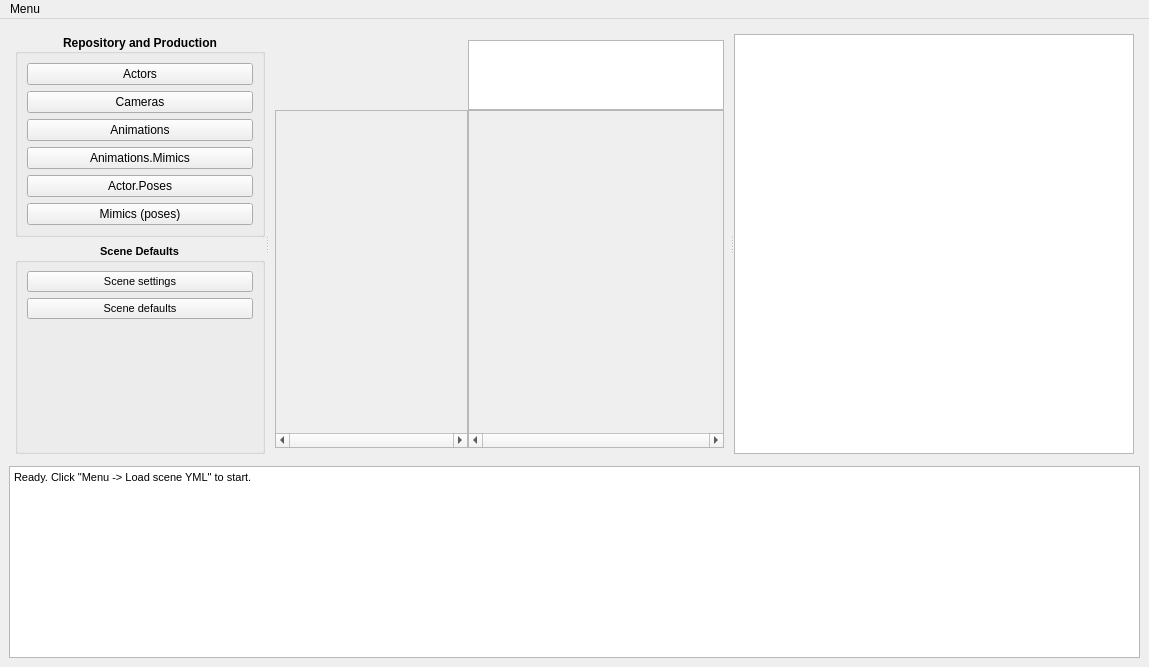
nikich340/W3YmlSceneEditor, file mainwindow.ui: the form before one commit.
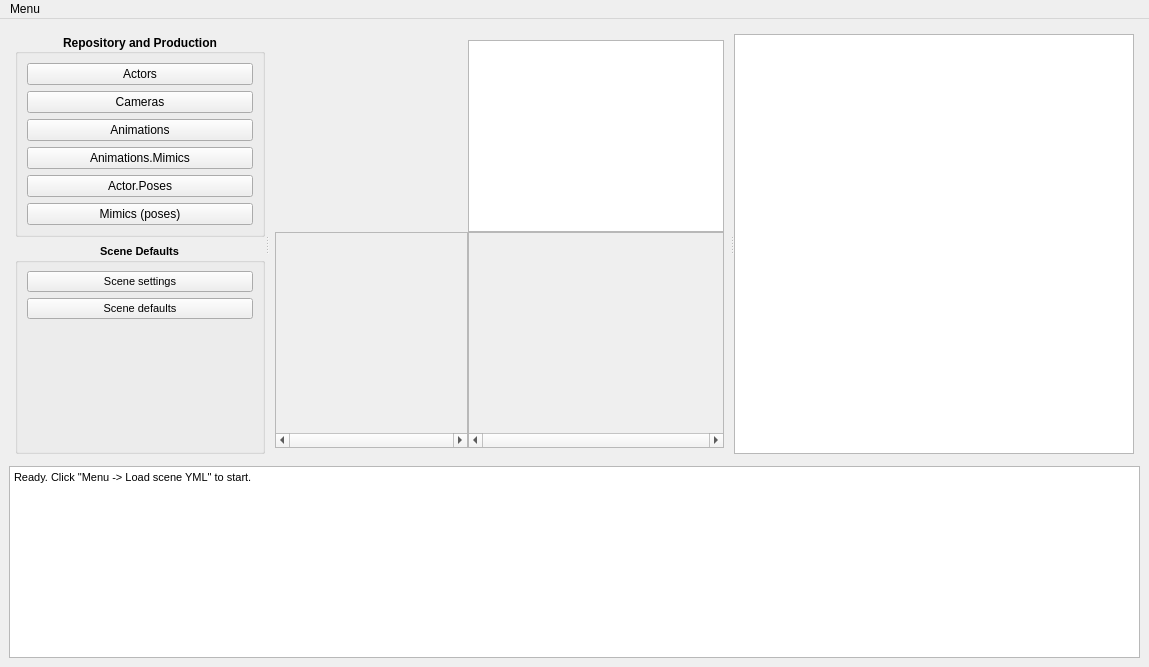
The form after the commit. Custom widgets are drawn as their Qt base class.

```diff
--- a/mainwindow.ui
+++ b/mainwindow.ui
@@ -287,17 +287,14 @@
            </item>
            <item row="0" column="1">
             <widget class="QGraphicsView" name="gViewShotDialogs">
-             <property name="minimumSize">
-              <size>
-               <width>0</width>
-               <height>70</height>
-              </size>
+             <property name="sizePolicy">
+              <sizepolicy hsizetype="Expanding" vsizetype="Fixed">
+               <horstretch>0</horstretch>
+               <verstretch>0</verstretch>
+              </sizepolicy>
              </property>
-             <property name="maximumSize">
-              <size>
-               <width>16777215</width>
-               <height>70</height>
-              </size>
+             <property name="lineWidth">
+              <number>0</number>
              </property>
              <property name="verticalScrollBarPolicy">
               <enum>Qt::ScrollBarAlwaysOff</enum>
```
Left out of the diff: 12 changed lines with no effect on the pictures.
